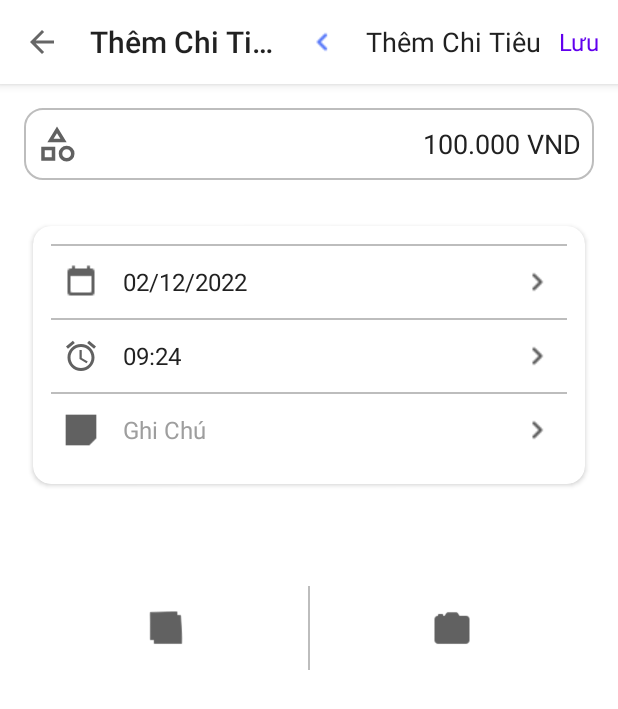
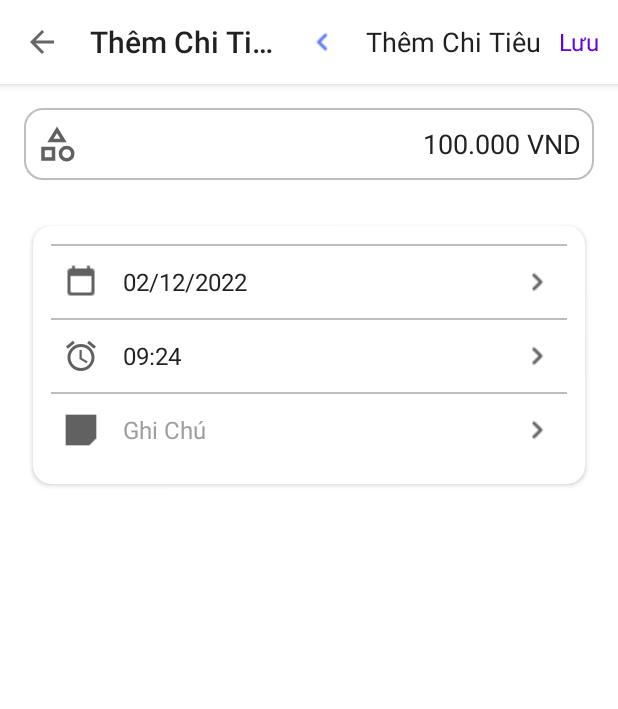
Before and after one commit to nguyetha1609/DATN, an Android app: the AddTransactionActivity screen opened directly, with no data from a screen before it, on a phone screen of 412 x 824 dp. Shown: the top 709 px of the screen. Run offline under Robolectric (Android 15) with nearby library versions, the phone set to English and light mode, and no system bars; 6 statements that could not run were skipped.

Commit message:
xóa phần thêm hình ảnh cho giao dịch

```diff
--- a/app/src/main/res/layout/activity_add_expense.xml
+++ b/app/src/main/res/layout/activity_add_expense.xml
@@ -250,59 +250,6 @@
             </com.google.android.material.card.MaterialCardView>
 
             <!-- 4. Hai nút thêm ảnh (Gallery + Camera) -->
-            <LinearLayout
-                android:id="@+id/layout_photo_options"
-                android:layout_width="match_parent"
-                android:layout_height="56dp"
-                android:orientation="horizontal"
-                android:background="@color/cardBackground"
-                android:layout_marginBottom="16dp"
-                android:layout_marginTop="8dp"
-                android:clipToPadding="false"
-                android:clipToOutline="false">
-
-                <!-- Nút Gallery -->
-                <LinearLayout
-                    android:id="@+id/btnGallery"
-                    android:layout_width="0dp"
-                    android:layout_height="match_parent"
-                    android:layout_weight="1"
-                    android:orientation="horizontal"
-                    android:gravity="center"
-                    android:clickable="true"
-                    android:focusable="true">
-
-                    <ImageView
-                        android:layout_width="28dp"
-                        android:layout_height="28dp"
-                        android:src="@drawable/ic_gallery"
-                        app:tint="@color/iconColor" />
-                </LinearLayout>
-
-                <!-- Vertical Divider -->
-                <View
-                    android:layout_width="1dp"
-                    android:layout_height="match_parent"
-                    android:background="@color/dividerColor" />
-
-                <!-- Nút Camera -->
-                <LinearLayout
-                    android:id="@+id/btnCamera"
-                    android:layout_width="0dp"
-                    android:layout_height="match_parent"
-                    android:layout_weight="1"
-                    android:orientation="horizontal"
-                    android:gravity="center"
-                    android:clickable="true"
-                    android:focusable="true">
-
-                    <ImageView
-                        android:layout_width="28dp"
-                        android:layout_height="28dp"
-                        android:src="@drawable/ic_camera"
-                        app:tint="@color/iconColor" />
-                </LinearLayout>
-            </LinearLayout>
 
         </LinearLayout>
     </ScrollView>
```
